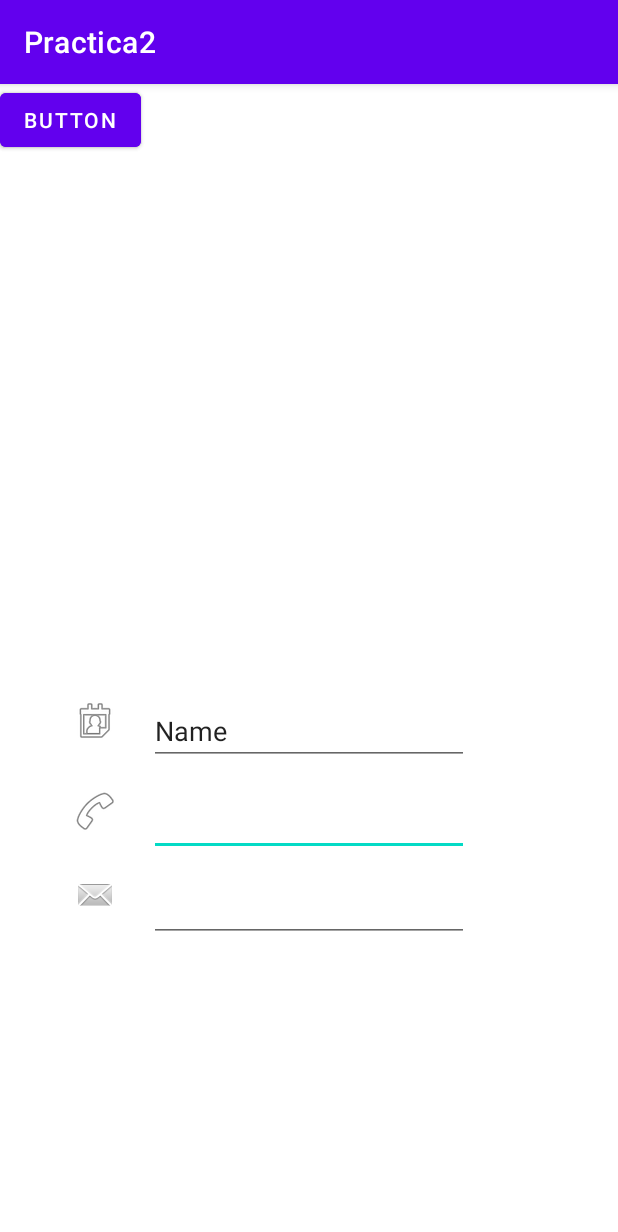
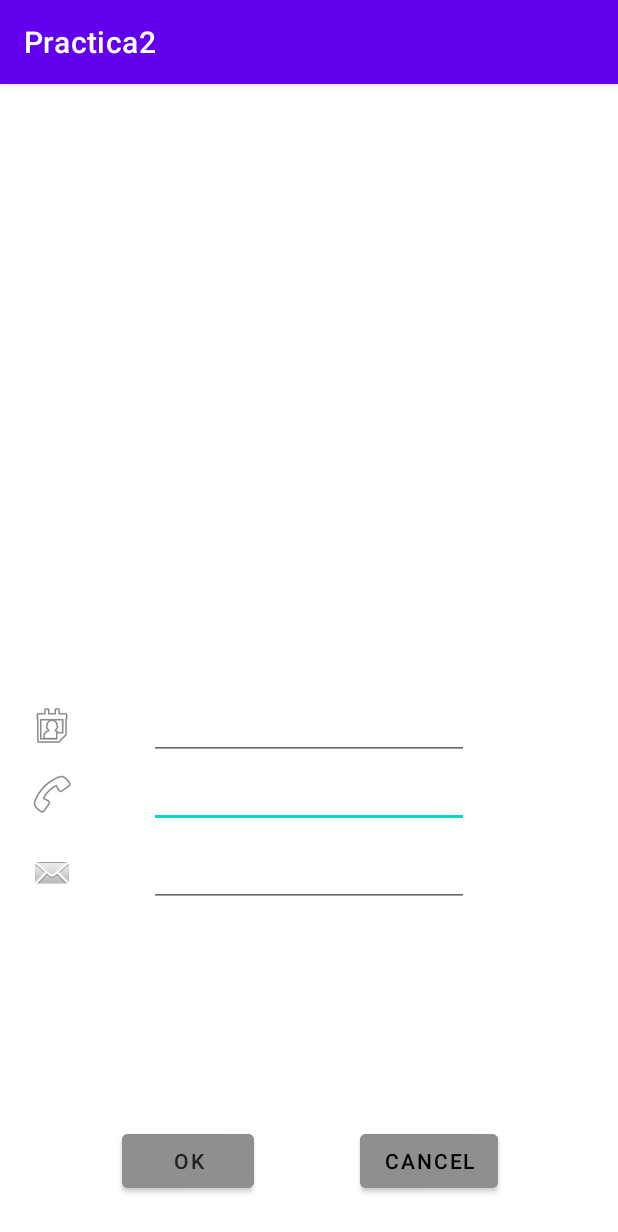
Before and after one commit to sochoa2021joelsemperedura/Practica2, an Android app: the AgendaConstraintActivity screen opened directly, with no data from a screen before it, on a phone screen of 412 x 824 dp. Shown: the top 1232 px of the screen. Run offline under Robolectric (Android 15) with nearby library versions, the phone set to English and light mode, and no system bars.

Commit message:
Diseño de agenda constraint hecho (Pendiente funcionalidades y view receta

```diff
--- a/app/src/main/res/layout/activity_agenda.xml
+++ b/app/src/main/res/layout/activity_agenda.xml
@@ -107,7 +107,7 @@
         android:layout_width="match_parent"
         android:layout_height="0dp"
         android:layout_weight="1"
-        android:background="#FFD683"
+        android:background="#FAE3B4"
         android:ems="10"
         android:gravity="start|top"
         android:inputType="textMultiLine" />
@@ -121,22 +121,37 @@
             android:id="@+id/btnAceptar"
             android:layout_width="wrap_content"
             android:layout_height="wrap_content"
+            android:layout_marginLeft="10dp"
+            android:layout_marginTop="5dp"
+            android:layout_marginRight="10dp"
             android:layout_weight="1"
-            android:text="@string/stAceptar" />
+            android:backgroundTint="#8F8F8F"
+            android:text="@string/stAceptar"
+            android:textColor="#000000" />
 
         <Button
             android:id="@+id/btnReiniciar"
             android:layout_width="wrap_content"
             android:layout_height="wrap_content"
+            android:layout_marginLeft="10dp"
+            android:layout_marginTop="5dp"
+            android:layout_marginRight="10dp"
             android:layout_weight="1"
-            android:text="@string/stReiniciar" />
+            android:backgroundTint="#8F8F8F"
+            android:text="@string/stReiniciar"
+            android:textColor="#000000" />
 
         <Button
             android:id="@+id/btnSalir"
             android:layout_width="wrap_content"
             android:layout_height="wrap_content"
+            android:layout_marginLeft="10dp"
+            android:layout_marginTop="5dp"
+            android:layout_marginRight="10dp"
             android:layout_weight="1"
-            android:text="@string/stSalir" />
+            android:backgroundTint="#8F8F8F"
+            android:text="@string/stSalir"
+            android:textColor="#000000" />
     </LinearLayout>
 
 </LinearLayout>
--- a/app/src/main/res/layout/activity_agenda_constraint.xml
+++ b/app/src/main/res/layout/activity_agenda_constraint.xml
@@ -13,10 +13,12 @@
         android:id="@+id/imageView3"
         android:layout_width="179dp"
         android:layout_height="218dp"
+        android:layout_marginBottom="32dp"
         app:layout_constraintBottom_toTopOf="@+id/guideline3"
         app:layout_constraintEnd_toEndOf="parent"
         app:layout_constraintStart_toStartOf="parent"
         app:layout_constraintTop_toTopOf="parent"
+        app:layout_constraintVertical_bias="0.19999999"
         tools:srcCompat="@tools:sample/avatars" />
 
     <androidx.constraintlayout.widget.Guideline
@@ -30,41 +32,44 @@
         android:id="@+id/editTextPhone"
         android:layout_width="wrap_content"
         android:layout_height="wrap_content"
-        android:layout_marginTop="15dp"
         android:ems="10"
         android:inputType="phone"
+        app:layout_constraintBottom_toTopOf="@+id/guideline5"
         app:layout_constraintEnd_toEndOf="@+id/editTextTextPersonName"
         app:layout_constraintStart_toStartOf="@+id/editTextTextPersonName"
-        app:layout_constraintTop_toBottomOf="@+id/editTextTextPersonName" />
+        app:layout_constraintTop_toBottomOf="@+id/editTextTextPersonName"
+        app:layout_constraintVertical_bias="0.0" />
 
     <EditText
         android:id="@+id/editTextTextPersonName"
         android:layout_width="wrap_content"
         android:layout_height="wrap_content"
-        android:layout_marginTop="24dp"
         android:ems="10"
         android:inputType="textPersonName"
-        android:text="Name"
+        app:layout_constraintBottom_toTopOf="@+id/guideline5"
         app:layout_constraintEnd_toEndOf="parent"
         app:layout_constraintStart_toStartOf="parent"
-        app:layout_constraintTop_toTopOf="@+id/guideline3" />
+        app:layout_constraintTop_toTopOf="@+id/guideline3"
+        app:layout_constraintVertical_bias="0.110000014" />
 
     <ImageView
         android:id="@+id/imageView5"
         android:layout_width="wrap_content"
         android:layout_height="wrap_content"
-        android:layout_marginTop="28dp"
+        app:layout_constraintBottom_toBottomOf="@+id/editTextPhone"
         app:layout_constraintEnd_toEndOf="@+id/imageView6"
         app:layout_constraintStart_toStartOf="@+id/imageView6"
-        app:layout_constraintTop_toBottomOf="@+id/imageView6"
+        app:layout_constraintTop_toTopOf="@+id/editTextPhone"
         app:srcCompat="@android:drawable/ic_menu_call" />
 
     <ImageView
         android:id="@+id/imageView6"
         android:layout_width="32dp"
         android:layout_height="wrap_content"
-        android:layout_marginEnd="20dp"
+        android:layout_marginEnd="30dp"
+        app:layout_constraintBottom_toBottomOf="@+id/editTextTextPersonName"
         app:layout_constraintEnd_toStartOf="@+id/editTextTextPersonName"
+        app:layout_constraintStart_toStartOf="parent"
         app:layout_constraintTop_toTopOf="@+id/editTextTextPersonName"
         app:srcCompat="@android:drawable/ic_menu_my_calendar" />
 
@@ -72,46 +77,57 @@
         android:id="@+id/imageView4"
         android:layout_width="wrap_content"
         android:layout_height="wrap_content"
-        android:layout_marginTop="25dp"
+        app:layout_constraintBottom_toBottomOf="@+id/editTextTextEmailAddress"
         app:layout_constraintEnd_toEndOf="@+id/imageView5"
         app:layout_constraintStart_toStartOf="@+id/imageView5"
-        app:layout_constraintTop_toBottomOf="@+id/imageView5"
+        app:layout_constraintTop_toTopOf="@+id/editTextTextEmailAddress"
         app:srcCompat="@android:drawable/sym_action_email" />
 
     <EditText
         android:id="@+id/editTextTextEmailAddress"
         android:layout_width="wrap_content"
         android:layout_height="wrap_content"
-        android:layout_marginTop="12dp"
         android:ems="10"
         android:inputType="textEmailAddress"
+        app:layout_constraintBottom_toTopOf="@+id/guideline5"
         app:layout_constraintEnd_toEndOf="@+id/editTextPhone"
         app:layout_constraintStart_toStartOf="@+id/editTextPhone"
-        app:layout_constraintTop_toBottomOf="@+id/editTextPhone" />
+        app:layout_constraintTop_toBottomOf="@+id/editTextPhone"
+        app:layout_constraintVertical_bias="0.100000024" />
 
     <Button
-        android:id="@+id/button"
+        android:id="@+id/btnOk"
         android:layout_width="wrap_content"
         android:layout_height="wrap_content"
-        android:text="Button"
-        tools:layout_editor_absoluteX="80dp"
-        tools:layout_editor_absoluteY="641dp" />
+        android:backgroundTint="#8F8F8F"
+        android:text="@string/stOk"
+        android:textColor="#212121"
+        app:layout_constraintBottom_toBottomOf="parent"
+        app:layout_constraintEnd_toEndOf="parent"
+        app:layout_constraintHorizontal_bias="0.25"
+        app:layout_constraintStart_toStartOf="parent"
+        app:layout_constraintTop_toTopOf="@+id/guideline5"
+        app:layout_constraintVertical_bias="0.75" />
 
     <Button
-        android:id="@+id/button2"
+        android:id="@+id/btnCancel"
         android:layout_width="wrap_content"
         android:layout_height="wrap_content"
-        android:text="Button"
-        tools:layout_editor_absoluteX="242dp"
-        tools:layout_editor_absoluteY="641dp" />
+        android:backgroundTint="#8F8F8F"
+        android:text="@android:string/cancel"
+        android:textColor="#000000"
+        app:layout_constraintBottom_toBottomOf="@+id/btnOk"
+        app:layout_constraintEnd_toEndOf="parent"
+        app:layout_constraintHorizontal_bias="0.75"
+        app:layout_constraintStart_toStartOf="parent"
+        app:layout_constraintTop_toTopOf="@+id/btnOk"
+        app:layout_constraintVertical_bias="0.52" />
 
     <androidx.constraintlayout.widget.Guideline
         android:id="@+id/guideline5"
         android:layout_width="wrap_content"
         android:layout_height="wrap_content"
-        android:layout_marginTop="586dp"
         android:orientation="horizontal"
-        app:layout_constraintGuide_percent="0.8016416"
-        app:layout_constraintTop_toTopOf="parent" />
+        app:layout_constraintGuide_percent="0.8016416" />
 
 </androidx.constraintlayout.widget.ConstraintLayout>
--- a/app/src/main/res/values-night/strings.xml
+++ b/app/src/main/res/values-night/strings.xml
@@ -8,4 +8,5 @@
     <string name="stTelefono">Teléfono</string>
     <string name="stReiniciar">Reiniciar</string>
     <string name="stSalir">Salir</string>
+    <string name="stOk">OK</string>
 </resources>
--- a/app/src/main/res/values/strings.xml
+++ b/app/src/main/res/values/strings.xml
@@ -13,4 +13,5 @@
     <string name="stAceptar">Aceptar</string>
     <string name="stReiniciar">Reiniciar</string>
     <string name="stSalir">Salir</string>
+    <string name="stOk">OK</string>
 </resources>
```
